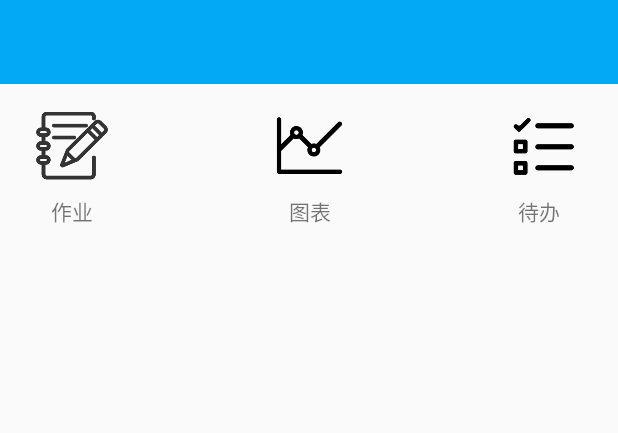
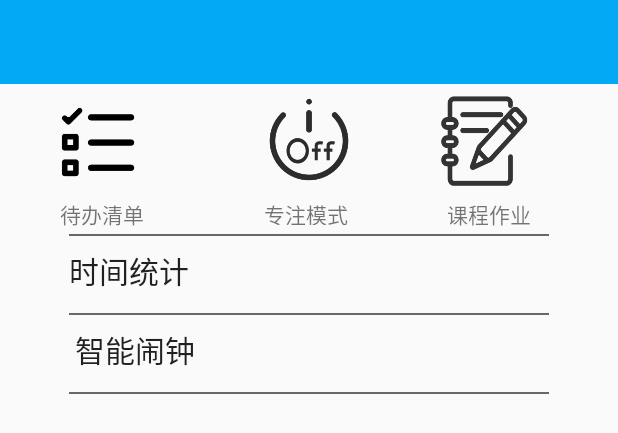
Before and after one commit to realJackWang/Timetabler, an Android app: the layout fragment_discover.xml on its own in the app's theme, with its tools: preview values and no code run, on a phone screen of 412 x 824 dp. Shown: the top 433 px of the screen. Run offline under Robolectric (Android 15) with nearby library versions, the phone set to English and light mode, and no system bars.

Commit message:
发现界面改动

```diff
--- a/app/src/main/java/com/botton/timetabler/activity/CourseHomeworkActivity.java
+++ b/app/src/main/java/com/botton/timetabler/activity/CourseHomeworkActivity.java
@@ -2,14 +2,32 @@ package com.botton.timetabler.activity;
 
 import android.support.v7.app.AppCompatActivity;
 import android.os.Bundle;
+import android.widget.Button;
+import android.widget.ListView;
 
 import com.botton.timetabler.R;
 
 public class CourseHomeworkActivity extends AppCompatActivity {
 
+    Button hw_sta = findViewById(R.id.hw_new);
+    Button hw_all = findViewById(R.id.hw_all);
+    ListView lw = findViewById(R.id.listView);
+
+
+
+
     @Override
     protected void onCreate(Bundle savedInstanceState) {
         super.onCreate(savedInstanceState);
         setContentView(R.layout.activity_course_homework);
+
+
+
+
     }
+
+
+
+
+
 }
--- /dev/null
+++ b/app/src/main/java/com/botton/timetabler/fragment/CourseHw.java
@@ -0,0 +1,32 @@
+package com.botton.timetabler.fragment;
+
+import android.os.Bundle;
+import android.support.annotation.Nullable;
+import android.support.v4.app.Fragment;
+import android.view.LayoutInflater;
+import android.view.View;
+import android.view.ViewGroup;
+
+import com.botton.timetabler.R;
+
+/**
+ * Created by bzdell on 2019/5/6.
+ */
+
+public class CourseHw extends Fragment {
+    @Nullable
+    @Override
+    public View onCreateView(LayoutInflater inflater, @Nullable ViewGroup container, @Nullable Bundle savedInstanceState) {
+
+        View view = inflater.inflate(R.layout.fragment_college, container, false);
+        return view;
+    }
+
+    public static CollegeFragment newInstance(String content) {
+        Bundle args = new Bundle();
+        args.putString("ARGS", content);
+        CollegeFragment fragment = new CollegeFragment();
+        fragment.setArguments(args);
+        return fragment;
+    }
+}
--- a/app/src/main/java/com/botton/timetabler/fragment/DiscoverFragment.java
+++ b/app/src/main/java/com/botton/timetabler/fragment/DiscoverFragment.java
@@ -1,20 +1,29 @@
 package com.botton.timetabler.fragment;
 
 import android.content.Intent;
+import android.graphics.drawable.Drawable;
 import android.media.Image;
 import android.os.Bundle;
 import android.provider.ContactsContract;
 import android.support.annotation.Nullable;
 import android.support.v4.app.Fragment;
+import android.support.v4.app.FragmentManager;
+import android.support.v4.app.FragmentTransaction;
 import android.support.v7.widget.Toolbar;
 import android.view.LayoutInflater;
 import android.view.View;
 import android.view.ViewGroup;
+import android.widget.Button;
 import android.widget.ImageView;
+import android.widget.RadioButton;
+import android.widget.RadioGroup;
+import android.widget.Toast;
 
 import com.botton.timetabler.R;
 import com.botton.timetabler.activity.AddCourseActivity;
+import com.botton.timetabler.activity.BottomBarActivity;
 import com.botton.timetabler.activity.CourseHomeworkActivity;
+import com.botton.timetabler.activity.LoginActivity;
 import com.botton.timetabler.activity.TimeGraphActivity;
 import com.botton.timetabler.activity.TodoListActivity;
 
@@ -31,6 +40,7 @@ public class DiscoverFragment extends Fragment {
     public View onCreateView(LayoutInflater inflater, @Nullable ViewGroup container, @Nullable Bundle savedInstanceState) {
 
         View view = inflater.inflate(R.layout.fragment_discover, container, false);
+        initview(view);
         return view;
 
 
@@ -45,23 +55,29 @@ public class DiscoverFragment extends Fragment {
 
     private void initview(View view) {
         Toolbar toolbar = view.findViewById(R.id.toolbar);
-        course_hw = view.findViewById(R.id.course_homework);
-        time_graph = view.findViewById(R.id.time_graph);
-        todo = view.findViewById(R.id.todo);
-
+        Button todo = view.findViewById(R.id.todo);
+        Button course_hw = view.findViewById(R.id.course_hw);
+        Button focus = view.findViewById(R.id.focus);
+        Button time_graph = view.findViewById(R.id.time_graph);
+        Button ring = view.findViewById(R.id.ring);
 
 
         course_hw.setOnClickListener(v -> {
-            Intent intent = new Intent(getContext(), CourseHomeworkActivity.class);
-            this.startActivityForResult(intent, 0);
+            Intent intent = new Intent(getActivity(), CourseHomeworkActivity.class);
+            getActivity().startActivityForResult(intent, 0);
         });
         time_graph.setOnClickListener(v -> {
             Intent intent = new Intent(getContext(), TimeGraphActivity.class);
             this.startActivityForResult(intent, 0);
         });
         todo.setOnClickListener(v -> {
-            Intent intent = new Intent(getContext(), TodoListActivity.class);
+            Intent intent = new Intent(getContext(), TimeGraphActivity.class);
             this.startActivityForResult(intent, 0);
         });
+
+//        todo.setOnClickListener(v -> {
+//            Intent intent = new Intent(getContext(), TodoListActivity.class);
+//            this.startActivityForResult(intent, 0);
+//        });
     }
 }
--- a/app/src/main/res/layout/activity_course_homework.xml
+++ b/app/src/main/res/layout/activity_course_homework.xml
@@ -17,6 +17,7 @@
         app:layout_constraintRight_toRightOf="parent"
         app:layout_constraintStart_toStartOf="parent"
         app:layout_constraintTop_toTopOf="parent" />
+
     <TextView
         android:id="@+id/textView13"
         android:layout_width="wrap_content"
@@ -29,8 +30,7 @@
         app:layout_constraintLeft_toLeftOf="parent"
         app:layout_constraintRight_toRightOf="parent"
         app:layout_constraintStart_toStartOf="parent"
-        app:layout_constraintTop_toBottomOf="@+id/toolbar"
-        />
+        app:layout_constraintTop_toBottomOf="@+id/toolbar" />
 
     <Button
         android:id="@+id/hw_new"
@@ -50,22 +50,43 @@
         android:layout_height="15dp"
         android:layout_marginEnd="8dp"
         android:layout_marginTop="4dp"
-        android:text="记作业"
+        android:text="作业统计"
         app:layout_constraintEnd_toEndOf="@+id/hw_new"
-        app:layout_constraintHorizontal_bias="0.9"
+        app:layout_constraintHorizontal_bias="0.0"
         app:layout_constraintStart_toStartOf="@+id/hw_new"
         app:layout_constraintTop_toBottomOf="@+id/hw_new" />
 
     <Button
         android:id="@+id/hw_all"
+        android:layout_width="55dp"
+        android:layout_height="51dp"
+        android:layout_marginEnd="92dp"
+        android:layout_marginTop="10dp"
+        android:background="@drawable/hw_all"
+        app:layout_constraintEnd_toEndOf="parent"
+        app:layout_constraintTop_toBottomOf="@+id/toolbar" />
+
+    <TextView
+        android:id="@+id/textView6"
         android:layout_width="wrap_content"
         android:layout_height="wrap_content"
-        android:layout_marginEnd="8dp"
         android:layout_marginStart="8dp"
-        android:layout_marginTop="16dp"
-        app:layout_constraintEnd_toEndOf="parent"
-        app:layout_constraintStart_toEndOf="@+id/textView13"
-        app:layout_constraintTop_toBottomOf="@+id/toolbar" />
+        android:layout_marginTop="8dp"
+        android:text="作业总览"
+        app:layout_constraintEnd_toEndOf="@+id/hw_all"
+        app:layout_constraintStart_toStartOf="@+id/hw_all"
+        app:layout_constraintTop_toBottomOf="@+id/hw_all" />
+
+    <ListView
+        android:id="@+id/listView"
+        android:layout_width="368dp"
+        android:layout_height="407dp"
+        android:layout_marginBottom="8dp"
+        app:layout_constraintBottom_toBottomOf="parent"
+        app:layout_constraintLeft_toLeftOf="parent"
+        app:layout_constraintRight_toRightOf="parent"
+        app:layout_constraintTop_toBottomOf="@+id/toolbar"
+        app:layout_constraintVertical_bias="1.0" />
 
 
 </android.support.constraint.ConstraintLayout>
--- a/app/src/main/res/layout/fragment_discover.xml
+++ b/app/src/main/res/layout/fragment_discover.xml
@@ -33,81 +33,160 @@
         app:layout_constraintTop_toBottomOf="@+id/toolbar"
         />
 
-    <ImageView
-        android:id="@+id/course_homework"
-        android:layout_width="50dp"
-        android:layout_height="50dp"
+    <Button
+        android:id="@+id/todo"
+        android:layout_width="60dp"
+        android:layout_height="60dp"
+
+        android:layout_marginEnd="8dp"
         android:layout_marginLeft="16dp"
-        android:layout_marginStart="24dp"
-        android:layout_marginTop="16dp"
-        android:elevation="1dp"
-        android:src="@drawable/course_hw"
+        android:layout_marginStart="8dp"
+        android:layout_marginTop="8dp"
+
+
+        android:background="@drawable/todo"
+        app:layout_constraintEnd_toStartOf="@+id/focus"
+        app:layout_constraintHorizontal_bias="0.279"
         app:layout_constraintLeft_toLeftOf="parent"
         app:layout_constraintStart_toStartOf="parent"
         app:layout_constraintTop_toBottomOf="@+id/toolbar" />
 
-    <ImageView
-        android:id="@+id/time_graph"
-        android:layout_width="50dp"
-        android:layout_height="50dp"
+    <Button
+        android:id="@+id/course_hw"
+        android:layout_width="60dp"
+        android:layout_height="60dp"
         android:layout_marginEnd="8dp"
+
         android:layout_marginStart="8dp"
-        android:layout_marginTop="16dp"
-        android:elevation="1dp"
-        android:src="@drawable/time_graph"
-        app:layout_constraintEnd_toStartOf="@+id/todo"
-        app:layout_constraintStart_toEndOf="@+id/course_homework"
+        android:layout_marginTop="8dp"
+        android:background="@drawable/course_hw"
+        app:layout_constraintEnd_toEndOf="parent"
+        app:layout_constraintStart_toEndOf="@+id/focus"
         app:layout_constraintTop_toBottomOf="@+id/toolbar" />
 
-    <ImageView
-        android:id="@+id/todo"
-        android:layout_width="50dp"
-        android:layout_height="50dp"
-        android:layout_marginEnd="24dp"
-        android:layout_marginRight="16dp"
-        android:layout_marginTop="16dp"
-        android:elevation="1dp"
-        android:src="@drawable/todo"
+    <Button
+        android:id="@+id/focus"
+        android:layout_width="60dp"
+        android:layout_height="60dp"
+        android:layout_marginTop="8dp"
+        android:background="@drawable/pwoff"
+        app:layout_constraintLeft_toLeftOf="parent"
+        app:layout_constraintRight_toRightOf="parent"
+        app:layout_constraintTop_toBottomOf="@+id/toolbar"
+        app:layout_constraintVertical_chainStyle="spread_inside" />
+
+    <View
+        android:id="@+id/view1"
+        android:layout_width="320dp"
+        android:layout_height="1dp"
+        android:layout_marginTop="32dp"
+        android:background="#686868"
         app:layout_constraintEnd_toEndOf="parent"
+        app:layout_constraintLeft_toLeftOf="parent"
         app:layout_constraintRight_toRightOf="parent"
-        app:layout_constraintTop_toBottomOf="@+id/toolbar" />
+        app:layout_constraintStart_toStartOf="parent"
+        app:layout_constraintTop_toBottomOf="@+id/focus" />
+
+    <Button
+        android:id="@+id/time_graph"
+        android:layout_width="320dp"
+        android:layout_height="35dp"
+        android:layout_marginTop="8dp"
+        android:layout_marginStart="32dp"
+        android:layout_marginEnd="32dp"
+        android:background="@color/touming"
+        android:gravity="left"
+        android:text="时间统计"
+        android:textSize="20dp"
+        app:layout_constraintLeft_toLeftOf="parent"
+        app:layout_constraintRight_toRightOf="parent"
+        app:layout_constraintTop_toBottomOf="@+id/view1" />
+
+    <View
+
+        android:id="@+id/view2"
+        android:layout_width="320dp"
+        android:layout_height="1dp"
+        android:layout_marginTop="8dp"
+        android:layout_marginStart="32dp"
+        android:layout_marginEnd="32dp"
+        android:background="#686868"
+        app:layout_constraintLeft_toLeftOf="parent"
+        app:layout_constraintRight_toRightOf="parent"
+        app:layout_constraintTop_toBottomOf="@+id/time_graph" />
+
+    <Button
+        android:id="@+id/ring"
+        android:layout_width="320dp"
+        android:layout_height="35dp"
+        android:layout_marginTop="8dp"
+        android:layout_marginStart="32dp"
+        android:layout_marginEnd="32dp"
+        android:background="@color/touming"
+        android:gravity="left"
+        android:text="智能闹钟"
+        android:textSize="20dp"
+        app:layout_constraintEnd_toEndOf="parent"
+        app:layout_constraintHorizontal_bias="0.653"
+        app:layout_constraintLeft_toLeftOf="parent"
+        app:layout_constraintStart_toStartOf="parent"
+        app:layout_constraintTop_toBottomOf="@+id/view2" />
+    <View
+
+        android:id="@+id/view3"
+        android:layout_width="320dp"
+        android:layout_height="1dp"
+        android:layout_marginTop="8dp"
+        android:layout_marginStart="16dp"
+        android:layout_marginEnd="16dp"
+        android:background="#686868"
+        app:layout_constraintLeft_toLeftOf="parent"
+        app:layout_constraintRight_toRightOf="parent"
+        app:layout_constraintTop_toBottomOf="@+id/ring" />
 
     <TextView
         android:id="@+id/textView2"
         android:layout_width="wrap_content"
-        android:layout_height="wrap_content"
-        android:layout_marginLeft="24dp"
+        android:layout_height="0dp"
         android:layout_marginStart="8dp"
         android:layout_marginTop="8dp"
-        android:text="作业"
-        app:layout_constraintEnd_toEndOf="@+id/course_homework"
-        app:layout_constraintHorizontal_bias="0.142"
-        app:layout_constraintLeft_toLeftOf="parent"
-        app:layout_constraintStart_toStartOf="@+id/course_homework"
-        app:layout_constraintTop_toBottomOf="@+id/course_homework" />
+        android:text="待办清单"
+        app:layout_constraintEnd_toEndOf="@+id/todo"
+        app:layout_constraintHorizontal_bias="1.0"
+        app:layout_constraintStart_toStartOf="@+id/todo"
+        app:layout_constraintTop_toBottomOf="@+id/todo" />
 
     <TextView
         android:id="@+id/textView3"
         android:layout_width="wrap_content"
-        android:layout_height="wrap_content"
+        android:layout_height="18dp"
+        android:layout_marginEnd="8dp"
         android:layout_marginTop="8dp"
-        android:text="图表"
-        app:layout_constraintEnd_toEndOf="@+id/time_graph"
+        android:text="专注模式"
+        app:layout_constraintEnd_toEndOf="@+id/focus"
+        app:layout_constraintHorizontal_bias="0.0"
         app:layout_constraintLeft_toLeftOf="parent"
         app:layout_constraintRight_toRightOf="parent"
-        app:layout_constraintStart_toStartOf="@+id/time_graph"
-        app:layout_constraintTop_toBottomOf="@+id/time_graph" />
+        app:layout_constraintStart_toStartOf="@+id/focus"
+        app:layout_constraintTop_toBottomOf="@+id/focus" />
 
     <TextView
         android:id="@+id/textView4"
         android:layout_width="wrap_content"
         android:layout_height="wrap_content"
-        android:layout_marginEnd="8dp"
+        android:layout_marginStart="8dp"
         android:layout_marginTop="8dp"
-        android:text="待办"
-        app:layout_constraintEnd_toEndOf="@+id/todo"
-        app:layout_constraintStart_toStartOf="@+id/todo"
-        app:layout_constraintTop_toBottomOf="@+id/todo" />
+        android:text="课程作业"
+        app:layout_constraintEnd_toEndOf="@+id/course_hw"
+        app:layout_constraintHorizontal_bias="1.0"
+        app:layout_constraintStart_toStartOf="@+id/course_hw"
+        app:layout_constraintTop_toBottomOf="@+id/course_hw" />
+
+
+
+
+
+
 
 
 
```
Also changed, not shown: app/src/main/res/drawable/hw_all.png (added), app/src/main/res/drawable/hw_new.png (added), app/src/main/res/drawable/pwoff.png (added), app/src/main/res/drawable/pwon.png (added).
